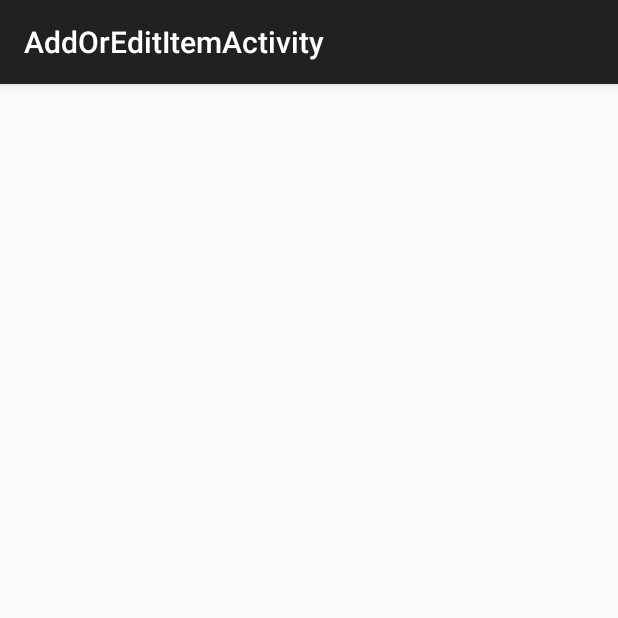
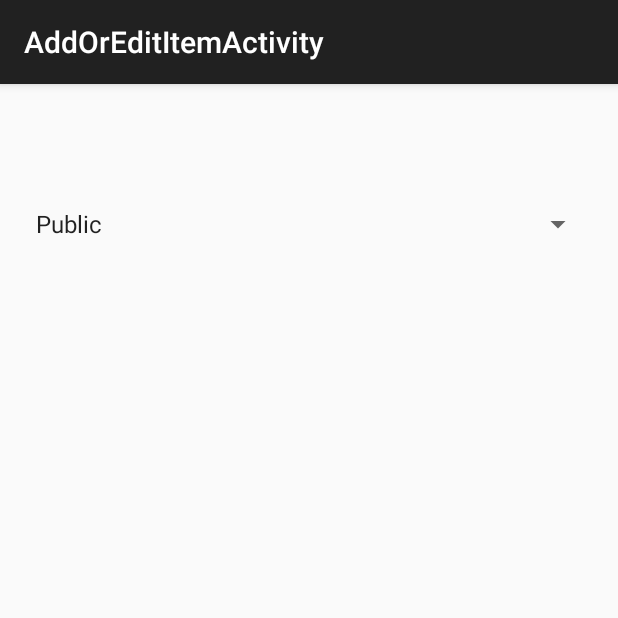
Before and after one commit to CMPUT301F15T01/YesWeCandroid, an Android app: the AddOrEditItemActivity screen opened directly, with no data from a screen before it, on a phone screen of 412 x 824 dp, the top half of it. Run offline under Robolectric (Android 15) with nearby library versions, the phone set to English and light mode, and no system bars.

Commit message:
Added accessibility spinner in AddEditItemActivity

```diff
--- a/app/src/main/res/layout/activity_add_or_edit_item.xml
+++ b/app/src/main/res/layout/activity_add_or_edit_item.xml
@@ -1,12 +1,22 @@
 <RelativeLayout
     xmlns:android="http://schemas.android.com/apk/res/android"
     xmlns:tools="http://schemas.android.com/tools"
-    android:layout_width="match_parent"
-    android:layout_height="match_parent"
+    android:layout_width="wrap_content"
+    android:layout_height="wrap_content"
     android:paddingLeft="@dimen/activity_horizontal_margin"
     android:paddingRight="@dimen/activity_horizontal_margin"
     android:paddingTop="@dimen/activity_vertical_margin"
     android:paddingBottom="@dimen/activity_vertical_margin"
     tools:context="ca.ualberta.trinkettrader.AddOrEditItemActivity">
 
+    <Spinner
+        android:id="@+id/category_spinner"
+        android:layout_width="match_parent"
+        android:layout_height="wrap_content"
+        android:entries="@array/accessibility_options"
+        android:prompt="@string/accessibility_prompt"
+        android:layout_marginTop="65dp"
+        android:layout_alignParentTop="true"
+        android:layout_alignParentStart="true" />
+
 </RelativeLayout>
--- a/app/src/main/res/values/arrays.xml
+++ b/app/src/main/res/values/arrays.xml
@@ -15,6 +15,12 @@
         <item>Tiara</item>
     </string-array>
 
+
+    <string name="accessibility_prompt">Set Accessibility</string>
+    <string-array name="accessibility_options">
+        <item>Public</item>
+        <item>Private</item>
+    </string-array>
     <string-array name="spinner_qualities">
         <item>Average</item>
         <item>Good</item>
```
Also changed, not shown: app/src/main/res/layout/activity_display_item_details.xml (+11 -1 lines).
